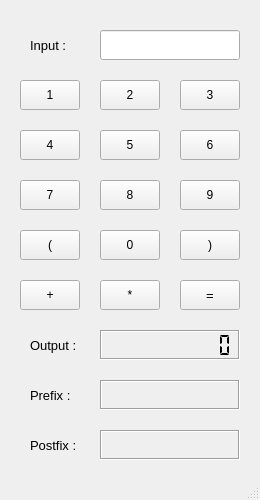
Qt form src/components/main.ui (yu-kay-khaing-oo/compiler-calculator) before a commit.
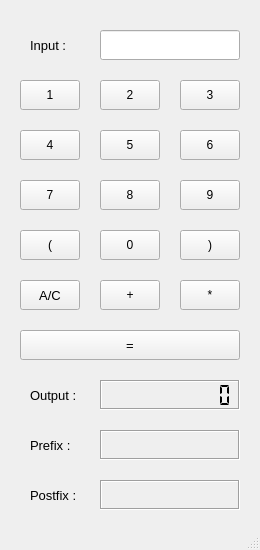
The same form after that commit.

Commit message: Added Clear Button

```diff
--- a/src/components/main.ui
+++ b/src/components/main.ui
@@ -7,7 +7,7 @@
     <x>0</x>
     <y>0</y>
     <width>260</width>
-    <height>500</height>
+    <height>550</height>
    </rect>
   </property>
   <property name="windowTitle">
@@ -53,7 +53,7 @@
    <widget class="QPushButton" name="button_plus">
     <property name="geometry">
      <rect>
-      <x>20</x>
+      <x>100</x>
       <y>280</y>
       <width>60</width>
       <height>30</height>
@@ -85,7 +85,7 @@
     <property name="geometry">
      <rect>
       <x>30</x>
-      <y>330</y>
+      <y>380</y>
       <width>60</width>
       <height>30</height>
      </rect>
@@ -103,7 +103,7 @@
     <property name="geometry">
      <rect>
       <x>100</x>
-      <y>330</y>
+      <y>380</y>
       <width>140</width>
       <height>30</height>
      </rect>
@@ -130,10 +130,10 @@
      <number>0</number>
     </property>
    </widget>
-   <widget class="QPushButton" name="button_equal">
+   <widget class="QPushButton" name="button_clear">
     <property name="geometry">
      <rect>
-      <x>180</x>
+      <x>20</x>
       <y>280</y>
       <width>60</width>
       <height>30</height>
@@ -145,7 +145,7 @@
      </font>
     </property>
     <property name="text">
-     <string>=</string>
+     <string>A/C</string>
     </property>
    </widget>
    <widget class="QPushButton" name="button_3">
@@ -255,7 +255,7 @@
    <widget class="QPushButton" name="button_multiply">
     <property name="geometry">
      <rect>
-      <x>100</x>
+      <x>180</x>
       <y>280</y>
       <width>60</width>
       <height>30</height>
@@ -269,7 +269,7 @@
     <property name="geometry">
      <rect>
       <x>100</x>
-      <y>380</y>
+      <y>430</y>
       <width>140</width>
       <height>30</height>
      </rect>
@@ -291,7 +291,7 @@
     <property name="geometry">
      <rect>
       <x>30</x>
-      <y>380</y>
+      <y>430</y>
       <width>60</width>
       <height>30</height>
      </rect>
@@ -309,7 +309,7 @@
     <property name="geometry">
      <rect>
       <x>100</x>
-      <y>430</y>
+      <y>480</y>
       <width>140</width>
       <height>30</height>
      </rect>
@@ -331,7 +331,7 @@
     <property name="geometry">
      <rect>
       <x>30</x>
-      <y>430</y>
+      <y>480</y>
       <width>60</width>
       <height>30</height>
      </rect>
@@ -371,6 +371,24 @@
      <string>(</string>
     </property>
    </widget>
+   <widget class="QPushButton" name="button_equal">
+    <property name="geometry">
+     <rect>
+      <x>20</x>
+      <y>330</y>
+      <width>220</width>
+      <height>30</height>
+     </rect>
+    </property>
+    <property name="font">
+     <font>
+      <pointsize>10</pointsize>
+     </font>
+    </property>
+    <property name="text">
+     <string>=</string>
+    </property>
+   </widget>
   </widget>
   <widget class="QMenuBar" name="menubar">
    <property name="geometry">
```
The commit also changes 1 other file.
